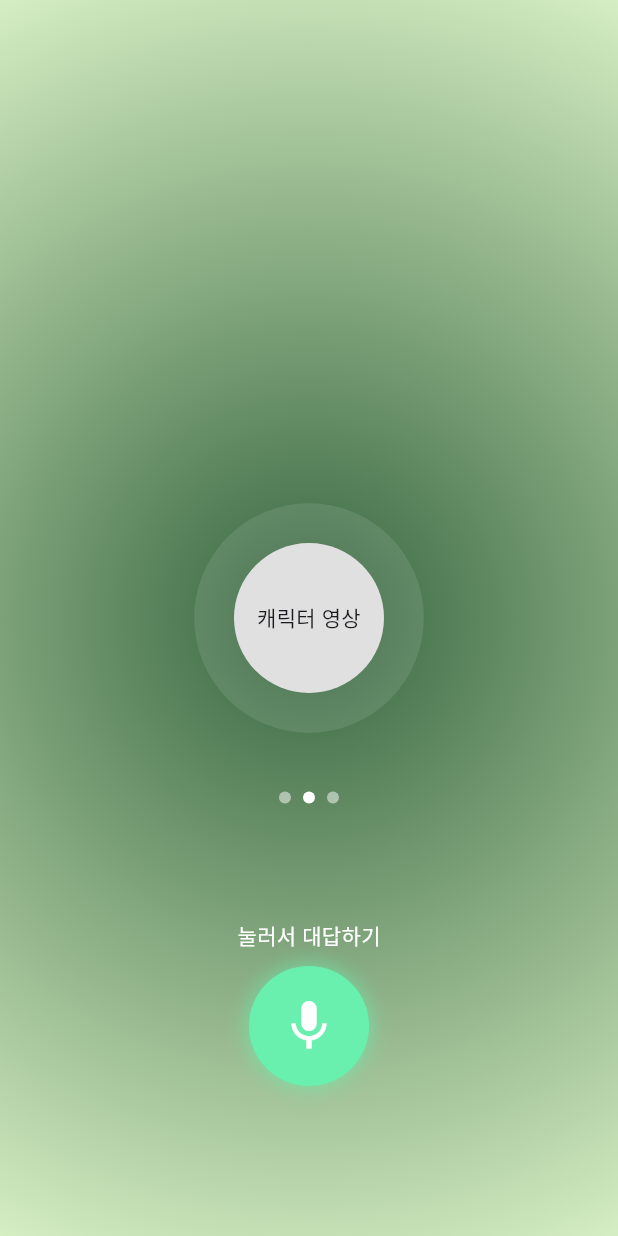
After one commit to GDG-Solution/GDG-Front, a Flutter app: the CallingMain screen opened directly, on a phone screen of 412 x 824 dp. The commit adds this screen. Run offline on Flutter 3.47's test engine with Material 3 defaults, Android fonts, the phone set to English and light mode, and no system bars.

Commit message:
commit before pull

```diff
--- /dev/null
+++ b/breath/lib/screens/calling/calling_main.dart
@@ -0,0 +1,188 @@
+import 'package:flutter/material.dart';
+
+class CallingMain extends StatefulWidget {
+  @override
+  _CallingMainState createState() => _CallingMainState();
+}
+
+class _CallingMainState extends State<CallingMain>
+    with SingleTickerProviderStateMixin {
+  late AnimationController _controller;
+
+  @override
+  void initState() {
+    super.initState();
+    _controller = AnimationController(
+      vsync: this,
+      duration: Duration(seconds: 1),
+      lowerBound: 1.0,
+      upperBound: 1.2,
+    )..repeat(reverse: true);
+  }
+
+  @override
+  void dispose() {
+    _controller.dispose();
+    super.dispose();
+  }
+
+  @override
+  Widget build(BuildContext context) {
+    return Scaffold(
+      body: Container(
+        decoration: BoxDecoration(
+          gradient: RadialGradient(
+            center: Alignment.center, // ✅ 원형 그라데이션 중심을 상단으로 설정
+            radius: 1.2, // ✅ 그라데이션 반경 조정
+            colors: [
+              Color(0xFF35643E), // 진한 녹색 (중심)
+              Color(0xFFE1F8CC), // 밝은 연두색 (외곽)
+            ],
+          ),
+        ),
+        child: Stack(
+          alignment: Alignment.center,
+          children: [
+            AnimatedWaveCircle(controller: _controller), // 애니메이션 효과
+            CharacterCircle(), // 중앙 캐릭터
+            Positioned(
+              bottom: MediaQuery.of(context).size.height * 0.35,
+              child: PageIndicator(), // 페이지 인디케이터
+            ),
+            Align(
+              alignment: Alignment.bottomCenter, // ✅ 하단 중앙 정렬
+              child: Padding(
+                padding: EdgeInsets.only(bottom: 50), // ✅ 하단 여백 조정
+                child: MicButton(),
+              ),
+            ),
+          ],
+        ),
+      ),
+    );
+  }
+
+  // 상단 앱바
+  AppBar _buildAppBar() {
+    return AppBar(
+      backgroundColor: Colors.transparent,
+      elevation: 0,
+      leading: IconButton(
+        icon: Icon(Icons.arrow_back, color: Colors.white),
+        onPressed: () {},
+      ),
+      title: Text('05:00', style: TextStyle(color: Colors.white)),
+      centerTitle: true,
+      actions: [
+        IconButton(
+          icon: Icon(Icons.call_end, color: Colors.redAccent),
+          onPressed: () {},
+        ),
+      ],
+    );
+  }
+}
+
+// ✅ 원형 애니메이션 효과
+class AnimatedWaveCircle extends StatelessWidget {
+  final AnimationController controller;
+  const AnimatedWaveCircle({Key? key, required this.controller})
+      : super(key: key);
+
+  @override
+  Widget build(BuildContext context) {
+    return AnimatedBuilder(
+      animation: controller,
+      builder: (context, child) {
+        return Container(
+          width: 150 * controller.value,
+          height: 150 * controller.value,
+          decoration: BoxDecoration(
+            shape: BoxShape.circle,
+            color: Colors.white.withOpacity(0.1),
+          ),
+        );
+      },
+    );
+  }
+}
+
+// ✅ 중앙 캐릭터 원형 박스
+class CharacterCircle extends StatelessWidget {
+  @override
+  Widget build(BuildContext context) {
+    return Container(
+      width: 100,
+      height: 100,
+      decoration: BoxDecoration(
+        shape: BoxShape.circle,
+        color: Colors.grey[300],
+      ),
+      child: Center(
+        child: Text('캐릭터 영상', textAlign: TextAlign.center),
+      ),
+    );
+  }
+}
+
+// ✅ 페이지 인디케이터
+class PageIndicator extends StatelessWidget {
+  @override
+  Widget build(BuildContext context) {
+    return Row(
+      mainAxisAlignment: MainAxisAlignment.center,
+      children: List.generate(3, (index) {
+        return Container(
+          margin: EdgeInsets.symmetric(horizontal: 4),
+          width: 8,
+          height: 8,
+          decoration: BoxDecoration(
+            shape: BoxShape.circle,
+            color: index == 1 ? Colors.white : Colors.white.withOpacity(0.5),
+          ),
+        );
+      }),
+    );
+  }
+}
+
+// ✅ 하단 마이크 버튼 (위치 수정 완료)
+class MicButton extends StatelessWidget {
+  @override
+  Widget build(BuildContext context) {
+    return Align(
+      alignment: Alignment.bottomCenter, // ✅ 하단 중앙 정렬
+      child: Padding(
+        padding: EdgeInsets.only(bottom: 50), // ✅ 하단 여백 조정
+        child: Column(
+          mainAxisSize: MainAxisSize.min, // ✅ Column이 내용만큼만 차지하도록 설정
+          children: [
+            Text('눌러서 대답하기', style: TextStyle(color: Colors.white)),
+            SizedBox(height: 10),
+            GestureDetector(
+              onTap: () {
+                print("마이크 버튼 클릭됨");
+              },
+              child: Container(
+                width: 80,
+                height: 80,
+                decoration: BoxDecoration(
+                  shape: BoxShape.circle,
+                  boxShadow: [
+                    BoxShadow(
+                      color: Colors.greenAccent.withOpacity(0.6),
+                      blurRadius: 10,
+                      spreadRadius: 2,
+                    ),
+                  ],
+                  color: Colors.greenAccent,
+                ),
+                child: Icon(Icons.mic, color: Colors.white, size: 40),
+              ),
+            ),
+          ],
+        ),
+      ),
+    );
+  }
+}
--- a/breath/lib/screens/home_screen.dart
+++ b/breath/lib/screens/home_screen.dart
@@ -2,6 +2,7 @@ import 'package:flutter/material.dart';
 import '../widgets/custom_bottom_bar.dart';
 import 'calendar_screen.dart'; // 검색 화면 추가
 import 'more_screen.dart'; // 프로필 화면 추가
+import './calling/calling_main.dart'; // calling_main.dart 파일 import
 
 class HomeScreen extends StatefulWidget {
   @override
@@ -32,6 +33,15 @@ class _HomeScreenState extends State<HomeScreen> {
         currentIndex: _selectedIndex,
         onTap: _onItemTapped,
       ),
+      floatingActionButton: FloatingActionButton(
+        onPressed: () {
+          // AI 통화 기능 추가
+        },
+        backgroundColor: Color(0xFF6EE95C),
+        child: Icon(Icons.call, color: Colors.white),
+      ),
+      floatingActionButtonLocation:
+          FloatingActionButtonLocation.centerDocked, // 중앙 배치
     );
   }
 }
```
